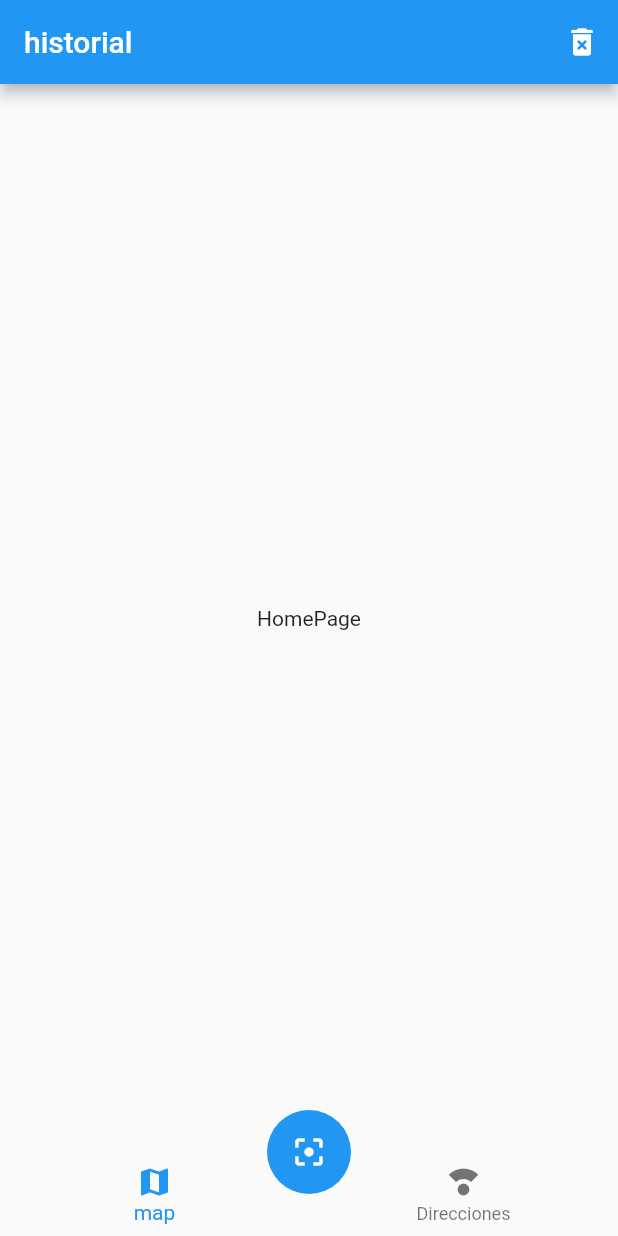
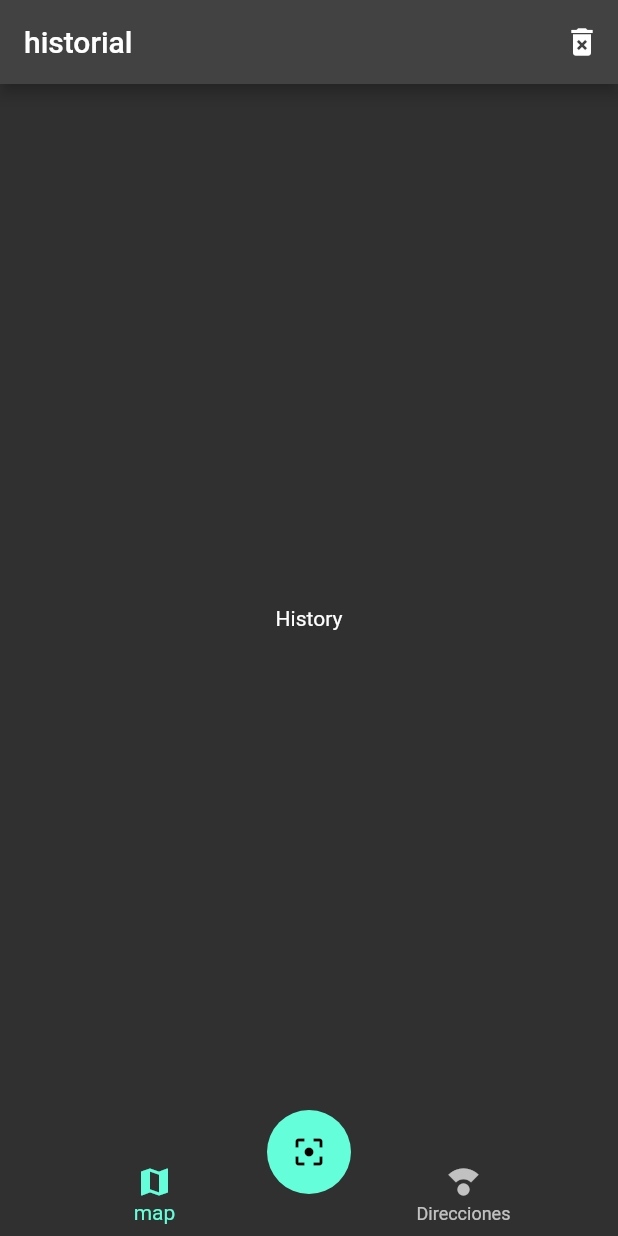
Before and after one commit to GGM-Kuro/qr_reader, a Flutter app: the screen it shows after launch, after a tap on the "filter center focus" icon, on a phone screen of 412 x 824 dp. Run offline on Flutter 3.47's test engine with Material 2 defaults, Android fonts, the phone set to English and light mode, and no system bars; missing offline and left inert: flutter_barcode_scanner.

Commit message:
prepare QR function

```diff
--- a/lib/main.dart
+++ b/lib/main.dart
@@ -1,5 +1,7 @@
 import 'package:flutter/material.dart';
+import 'package:provider/provider.dart';
 import 'package:qr_reader/pages/pages.dart';
+import 'package:qr_reader/providers/ui_provider.dart';
 
 void main() => runApp(const MyApp());
 
@@ -8,14 +10,20 @@ class MyApp extends StatelessWidget {
 
       @override
       Widget build(BuildContext context) {
-    return MaterialApp(
+        return MultiProvider(
+            providers: [
+                ChangeNotifierProvider(create: (_) => UiProvider()),
+            ],
+            child: MaterialApp(
                 debugShowCheckedModeBanner: false,
                 title: 'QR Reader',
                 initialRoute: 'home',
+                theme: ThemeData.dark(),
                 routes: {
                  'home':(_) => HomePage(),
                  'map':(_) => MapPage(),
                 },
+          ),
         );
       }
 }
--- /dev/null
+++ b/lib/pages/directions_page.dart
@@ -0,0 +1,13 @@
+
+import 'package:flutter/material.dart';
+
+class DirectionsPage extends StatelessWidget {
+  const DirectionsPage({super.key});
+
+  @override
+  Widget build(BuildContext context) {
+        return Center(
+            child: Text('DirectionsPage'),
+        );
+  }
+}
--- a/lib/pages/home_page.dart
+++ b/lib/pages/home_page.dart
@@ -1,10 +1,15 @@
 import 'package:flutter/material.dart';
+import 'package:provider/provider.dart';
+import 'package:qr_reader/pages/pages.dart';
+import 'package:qr_reader/providers/ui_provider.dart';
 import 'package:qr_reader/widgets/widgets.dart';
 
 class HomePage extends StatelessWidget {
 
   @override
   Widget build(BuildContext context) {
+
+
     return  Scaffold(
             appBar: AppBar(
                 title: const Text('historial'),
@@ -15,12 +20,33 @@ class HomePage extends StatelessWidget {
                     )
                 ],
             ),
-      body: const Center(
-         child: Text('HomePage'),
-      ),
-            bottomNavigationBar: const CustomNavigationBar(),
-            floatingActionButton: ScanButton() ,
-            floatingActionButtonLocation: FloatingActionButtonLocation.centerDocked,
+        body: const _HomePageBody(),
+        bottomNavigationBar: const CustomNavigationBar(),
+        floatingActionButton: const ScanButton() ,
+        floatingActionButtonLocation: FloatingActionButtonLocation.centerDocked,
     );
   }
 }
+
+class _HomePageBody extends StatelessWidget {
+  const _HomePageBody({super.key});
+
+
+  @override
+  Widget build(BuildContext context) {
+
+        final uiProvider = Provider.of<UiProvider>(context);
+
+        final currentIndex = uiProvider.selectedMenuOpt;
+
+        switch (currentIndex) {
+                  case 0:
+                    return const MapsHistoyrPage();
+                  case 1:
+                    return const DirectionsPage();
+
+                  default:
+                    return const MapsHistoyrPage();
+                }
+  }
+}
--- /dev/null
+++ b/lib/pages/maps_history_page.dart
@@ -0,0 +1,12 @@
+import 'package:flutter/material.dart';
+
+class MapsHistoyrPage extends StatelessWidget {
+  const MapsHistoyrPage({super.key});
+
+  @override
+  Widget build(BuildContext context) {
+        return Center(
+            child: Text('History'),
+        );
+  }
+}
--- a/lib/pages/pages.dart
+++ b/lib/pages/pages.dart
@@ -1,2 +1,4 @@
+export 'package:qr_reader/pages/directions_page.dart';
+export 'package:qr_reader/pages/maps_history_page.dart';
 export 'package:qr_reader/pages/home_page.dart';
 export 'package:qr_reader/pages/map_page.dart';
--- /dev/null
+++ b/lib/providers/ui_provider.dart
@@ -0,0 +1,16 @@
+import 'package:flutter/material.dart';
+
+class UiProvider extends ChangeNotifier{
+
+    int _selectedMenuOpt = 0;
+
+    int get selectedMenuOpt {
+        return _selectedMenuOpt;
+    }
+
+    set selectedMenuOpt ( int i ) {
+        _selectedMenuOpt = i;
+        notifyListeners();
+
+    }
+}
--- a/lib/widgets/custom_navigator_bar.dart
+++ b/lib/widgets/custom_navigator_bar.dart
@@ -1,16 +1,27 @@
 import 'package:flutter/material.dart';
+import 'package:provider/provider.dart';
+import 'package:qr_reader/providers/ui_provider.dart';
 
 class CustomNavigationBar extends StatelessWidget {
   const CustomNavigationBar({super.key});
 
+
   @override
   Widget build(BuildContext context) {
+
+
+
+        final uiProvider = Provider.of<UiProvider>(context);
+        final currentIndex = uiProvider.selectedMenuOpt;
+
+
         return BottomNavigationBar(
-            currentIndex: 0,
+            onTap: ( int option ) => uiProvider.selectedMenuOpt = option,
+            currentIndex: currentIndex,
             elevation: 0,
-            items: [
-                const BottomNavigationBarItem( icon: Icon(Icons.map), label: 'map' ),
-                const BottomNavigationBarItem( icon: Icon(Icons.compass_calibration), label: 'Direcciones' )
+            items: const [
+                BottomNavigationBarItem( icon: Icon(Icons.map), label: 'map' ),
+                BottomNavigationBarItem( icon: Icon(Icons.compass_calibration), label: 'Direcciones' )
             ]
         );
   }
--- a/lib/widgets/scan_button.dart
+++ b/lib/widgets/scan_button.dart
@@ -1,4 +1,5 @@
 import 'package:flutter/material.dart';
+import 'package:flutter_barcode_scanner/flutter_barcode_scanner.dart';
 
 class ScanButton extends StatelessWidget {
   const ScanButton({super.key});
@@ -8,7 +9,12 @@ class ScanButton extends StatelessWidget {
         return FloatingActionButton(
             child:  Icon(Icons.filter_center_focus),
             elevation: 0,
-            onPressed: (){}
+            onPressed: () async {
+
+                String barcodeScanRes = await FlutterBarcodeScanner.scanBarcode('#3D8BEF', 'Cancelar', false ,ScanMode.QR);
+
+                print( barcodeScanRes );
+            }
 
         );
   }
--- a/pubspec.yaml
+++ b/pubspec.yaml
@@ -35,6 +35,8 @@ dependencies:
   # The following adds the Cupertino Icons font to your application.
   # Use with the CupertinoIcons class for iOS style icons.
   cupertino_icons: ^1.0.2
+  provider: ^6.0.5
+  flutter_barcode_scanner: ^2.0.0
 
 dev_dependencies:
   flutter_test:
```
Also changed, not shown: lib/providers/providers.dart (added), pubspec.lock. Lines whose indentation alone changed are shown as unchanged.
